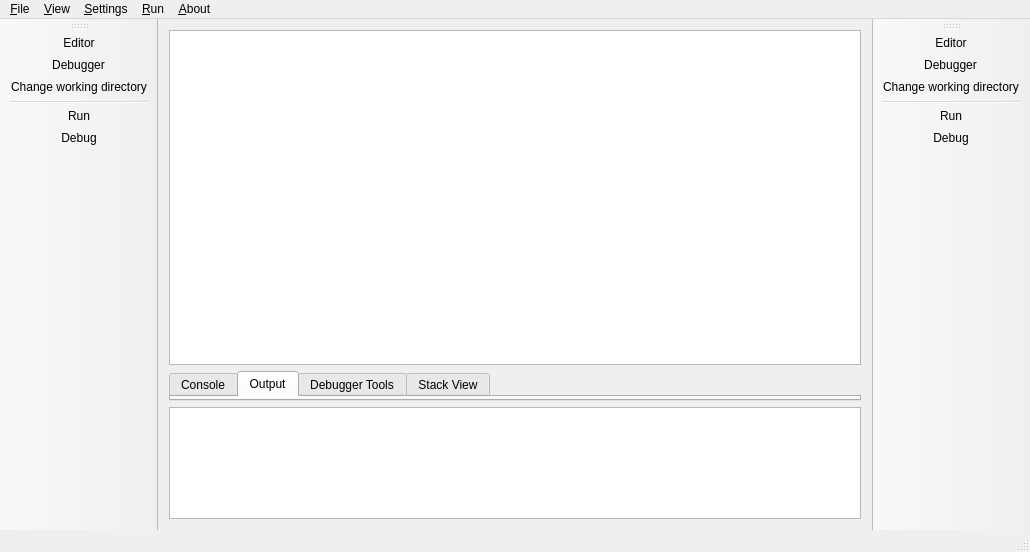
Before: the Qt Designer form src/plugins/CATsProject/CATsProjectWindow.ui in kulhanek/nemesis-vtk, drawn with Qt 5.
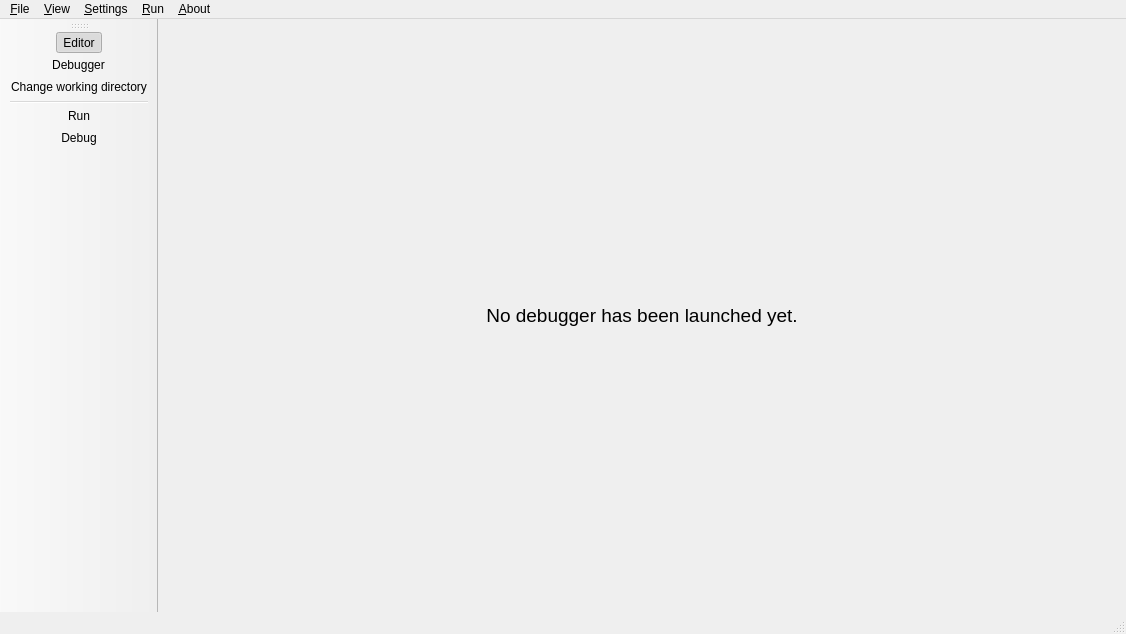
After: the same form once the commit is applied. The open tabs and pages were chosen to show the change. Icons and pictures are not drawn.

Commit message: CATs debugger update

```diff
--- a/src/plugins/CATsProject/CATsProjectWindow.ui
+++ b/src/plugins/CATsProject/CATsProjectWindow.ui
@@ -6,16 +6,53 @@
    <rect>
     <x>0</x>
     <y>0</y>
-    <width>1030</width>
-    <height>552</height>
+    <width>1126</width>
+    <height>634</height>
    </rect>
   </property>
+  <property name="sizePolicy">
+   <sizepolicy hsizetype="Preferred" vsizetype="Preferred">
+    <horstretch>1</horstretch>
+    <verstretch>1</verstretch>
+   </sizepolicy>
+  </property>
   <property name="windowTitle">
    <string>MainWindow</string>
   </property>
   <widget class="QWidget" name="centralWidget">
+   <property name="sizePolicy">
+    <sizepolicy hsizetype="Expanding" vsizetype="Expanding">
+     <horstretch>1</horstretch>
+     <verstretch>1</verstretch>
+    </sizepolicy>
+   </property>
    <layout class="QVBoxLayout" name="verticalLayout">
     <item>
+     <widget class="QStackedWidget" name="stackedWidget">
+      <property name="sizePolicy">
+       <sizepolicy hsizetype="Expanding" vsizetype="Expanding">
+        <horstretch>1</horstretch>
+        <verstretch>1</verstretch>
+       </sizepolicy>
+      </property>
+      <property name="baseSize">
+       <size>
+        <width>0</width>
+        <height>0</height>
+       </size>
+      </property>
+      <property name="currentIndex">
+       <number>0</number>
+      </property>
+      <widget class="QWidget" name="page_5">
+       <property name="sizePolicy">
+        <sizepolicy hsizetype="Expanding" vsizetype="Expanding">
+         <horstretch>1</horstretch>
+         <verstretch>1</verstretch>
+        </sizepolicy>
+       </property>
+       <layout class="QGridLayout" name="gridLayout">
+        <item row="0" column="0">
      <widget class="QPlainTextEdit" name="plainTextEdit">
       <property name="sizePolicy">
        <sizepolicy hsizetype="Expanding" vsizetype="Expanding">
@@ -23,9 +60,15 @@
         <verstretch>3</verstretch>
        </sizepolicy>
       </property>
-     </widget>
-    </item>
-    <item>
+          <property name="sizeIncrement">
+           <size>
+            <width>0</width>
+            <height>0</height>
+           </size>
+          </property>
+         </widget>
+        </item>
+        <item row="1" column="0">
      <widget class="QTabWidget" name="tabWidget">
       <property name="currentIndex">
        <number>0</number>
@@ -40,19 +83,9 @@
         <string>Output</string>
        </attribute>
       </widget>
-      <widget class="QWidget" name="tab_3">
-       <attribute name="title">
-        <string>Debugger Tools</string>
-       </attribute>
-      </widget>
-      <widget class="QWidget" name="tab_4">
-       <attribute name="title">
-        <string>Stack View</string>
-       </attribute>
-      </widget>
-     </widget>
-    </item>
-    <item>
+         </widget>
+        </item>
+        <item row="2" column="0">
      <widget class="QTextBrowser" name="textBrowser">
       <property name="sizePolicy">
        <sizepolicy hsizetype="Expanding" vsizetype="Expanding">
@@ -63,13 +96,52 @@
      </widget>
     </item>
    </layout>
+       <zorder>tabWidget</zorder>
+       <zorder>plainTextEdit</zorder>
+       <zorder>tabWidget</zorder>
+       <zorder>textBrowser</zorder>
+      </widget>
+      <widget class="QWidget" name="page_6">
+       <property name="sizePolicy">
+        <sizepolicy hsizetype="Expanding" vsizetype="Expanding">
+         <horstretch>1</horstretch>
+         <verstretch>1</verstretch>
+        </sizepolicy>
+       </property>
+       <layout class="QGridLayout" name="gridLayout_6">
+        <item row="0" column="0">
+         <widget class="QLabel" name="label">
+          <property name="sizePolicy">
+           <sizepolicy hsizetype="Expanding" vsizetype="Expanding">
+            <horstretch>1</horstretch>
+            <verstretch>1</verstretch>
+           </sizepolicy>
+          </property>
+          <property name="font">
+           <font>
+            <pointsize>14</pointsize>
+           </font>
+          </property>
+          <property name="text">
+           <string>No debugger has been launched yet.</string>
+          </property>
+          <property name="alignment">
+           <set>Qt::AlignCenter</set>
+          </property>
+         </widget>
+        </item>
+       </layout>
+      </widget>
+     </widget>
+    </item>
+   </layout>
   </widget>
   <widget class="QMenuBar" name="menuBar">
    <property name="geometry">
     <rect>
      <x>0</x>
      <y>0</y>
-     <width>1030</width>
+     <width>1126</width>
      <height>26</height>
     </rect>
    </property>
@@ -116,23 +188,6 @@
   <widget class="QStatusBar" name="statusBar"/>
   <widget class="QToolBar" name="mainToolBar">
    <attribute name="toolBarArea">
-    <enum>RightToolBarArea</enum>
-   </attribute>
-   <attribute name="toolBarBreak">
-    <bool>false</bool>
-   </attribute>
-   <addaction name="actionSwitch_to_Editor"/>
-   <addaction name="actionSwitch_to_Debugger"/>
-   <addaction name="actionChange_working_directory"/>
-   <addaction name="separator"/>
-   <addaction name="actionRun_script"/>
-   <addaction name="actionDebug"/>
-  </widget>
-  <widget class="QToolBar" name="toolBar">
-   <property name="windowTitle">
-    <string>toolBar</string>
-   </property>
-   <attribute name="toolBarArea">
     <enum>LeftToolBarArea</enum>
    </attribute>
    <attribute name="toolBarBreak">
@@ -167,6 +222,9 @@
    <property name="checkable">
     <bool>true</bool>
    </property>
+   <property name="checked">
+    <bool>true</bool>
+   </property>
    <property name="icon">
     <iconset>
      <normaloff>:/icons/editor_icon.png</normaloff>:/icons/editor_icon.png</iconset>
```
Left out of the diff: 18 changed lines with no effect on the pictures. Lines whose indentation alone changed are shown as unchanged. The commit also changes 18 other files.
